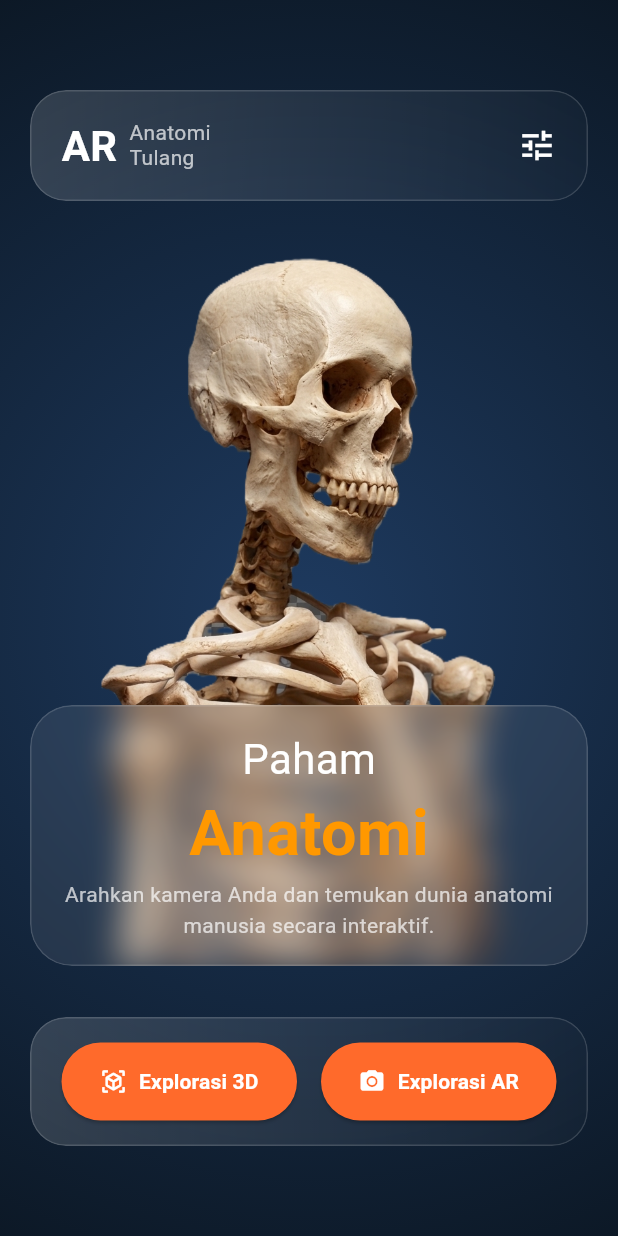
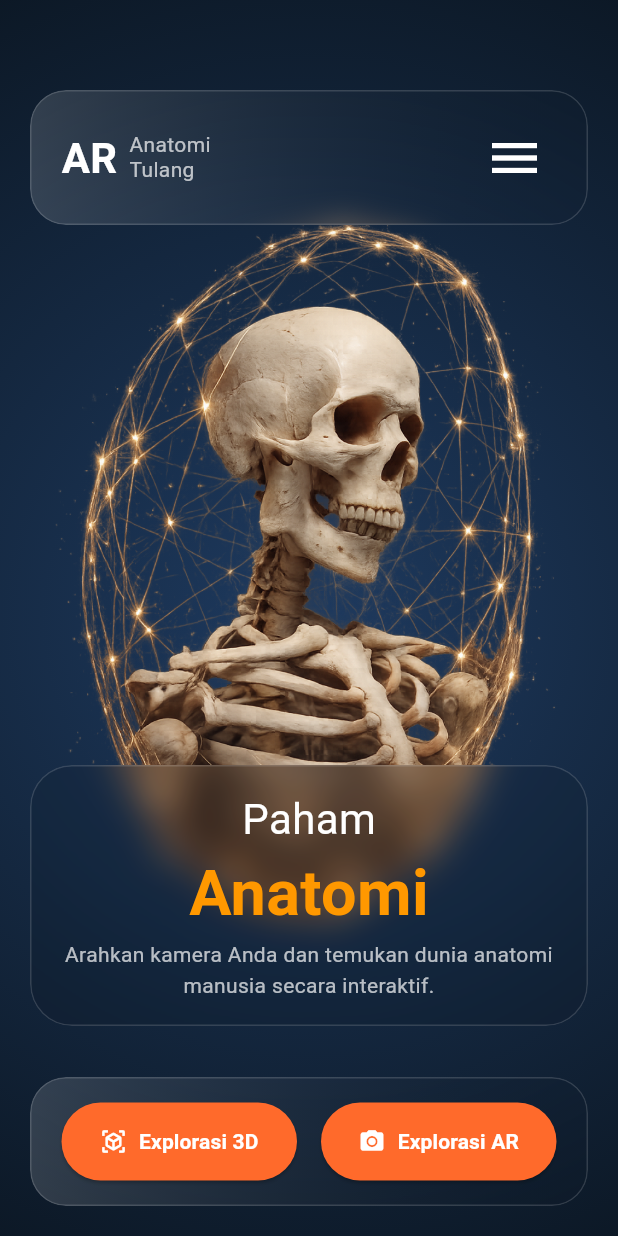
Before and after one commit to disanaufal/flutter-unity-demo, a Flutter app: the screen it shows after launch, on a phone screen of 412 x 824 dp. Run offline on Flutter 3.47's test engine with Material 3 defaults, Android fonts, the phone set to English and light mode, and no system bars; our stand-ins replace flutter_riverpod.

Commit message:
Create Menu Overlay 60%

```diff
--- a/lib/core/widgets/glass_container.dart
+++ b/lib/core/widgets/glass_container.dart
@@ -25,7 +25,7 @@ class GlassContainer extends StatelessWidget {
         child: Container(
           padding: padding,
           decoration: BoxDecoration(
-            color: Colors.white.withValues(alpha: 0.08),
+            color: Colors.black87.withValues(alpha: 0.08),
             borderRadius: BorderRadius.circular(borderRadius),
             border: Border.all(
               color: Colors.white.withValues(alpha: 0.15),
--- a/lib/core/widgets/glass_panel.dart
+++ b/lib/core/widgets/glass_panel.dart
@@ -33,7 +33,7 @@ class GlassPanel extends StatelessWidget {
               end: Alignment.centerRight,
               colors: [
                 Colors.white.withValues(alpha: 0.15),
-                Colors.white.withValues(alpha: 0.02),
+                Colors.black87.withValues(alpha: 0.02),
               ],
             ),
 
--- a/lib/features/home/presentation/pages/home_page.dart
+++ b/lib/features/home/presentation/pages/home_page.dart
@@ -4,6 +4,7 @@ import 'package:flutter_unity_demo/features/home/presentation/widgets/bottom_but
 import '../widgets/skeleton_view.dart';
 import '../widgets/top_glass_bar.dart';
 import '../widgets/info_card.dart';
+import '../widgets/menu_overlay.dart';
 
 class HomePage extends StatelessWidget {
   const HomePage({super.key});
@@ -27,12 +28,12 @@ class HomePage extends StatelessWidget {
           children: [
 
             SkeletonView(),
+            TopGlassBar(),
+            InfoCard(),
+            BottomButtons(),
 
-            TopGlassBar(),
-
-            InfoCard(),
-
-            BottomButtons(),
+            //* overlay menu
+            MenuOverlay(),
 
           ],
         ),
--- a/lib/features/home/presentation/widgets/bottom_buttons.dart
+++ b/lib/features/home/presentation/widgets/bottom_buttons.dart
@@ -8,7 +8,7 @@ class BottomButtons extends StatelessWidget {
   @override
   Widget build(BuildContext context) {
     return Positioned(
-      bottom: 60,
+      bottom: 20,
       left: 20,
       right: 20,
       child: GlassPanel(
--- a/lib/features/home/presentation/widgets/info_card.dart
+++ b/lib/features/home/presentation/widgets/info_card.dart
@@ -6,7 +6,7 @@ class InfoCard extends StatelessWidget {
   @override
   Widget build(BuildContext context) {
     return Positioned(
-      bottom: 180,
+      bottom: 140,
       left: 20,
       right: 20,
       child: GlassContainer(
--- /dev/null
+++ b/lib/features/home/presentation/widgets/menu_overlay.dart
@@ -0,0 +1,152 @@
+import 'package:flutter/material.dart';
+import 'package:flutter_riverpod/flutter_riverpod.dart';
+
+import '../../providers/menu_provider.dart';
+import '../../../../core/widgets/glass_panel.dart';
+import 'menu_section.dart';
+import 'menu_item.dart';
+
+class MenuOverlay extends ConsumerWidget {
+  const MenuOverlay({super.key});
+
+  static const double menuWidth = 280;
+
+  @override
+  Widget build(BuildContext context, WidgetRef ref) {
+    final isOpen = ref.watch(menuOpenProvider);
+
+    return Stack(
+      children: [
+
+        /// DARK BACKGROUND
+        if (isOpen)
+          GestureDetector(
+            onTap: () {
+              ref.read(menuOpenProvider.notifier).state = false;
+            },
+            child: AnimatedOpacity(
+              duration: const Duration(milliseconds: 250),
+              opacity: isOpen ? 0.4 : 0,
+              child: Container(
+                color: Colors.black,
+              ),
+            ),
+          ),
+
+        /// SLIDING MENU
+        AnimatedPositioned(
+          duration: const Duration(milliseconds: 300),
+          curve: Curves.easeOutCubic,
+
+          right: isOpen ? 0 : -menuWidth,
+          top: 0,
+          bottom: 0,
+
+          child: SizedBox(
+            width: menuWidth,
+
+            child: GlassPanel(
+              radius: 0,
+              padding: const EdgeInsets.symmetric(
+                horizontal: 24,
+                vertical: 40,
+              ),
+
+              child: SafeArea(
+                child: SingleChildScrollView(
+                  child: Column(
+                    crossAxisAlignment: CrossAxisAlignment.start,
+                    children: const [
+
+                      SizedBox(height: 20),
+
+                      /// INTERACTION GUIDE
+                      MenuSection(
+                        title: "Panduan Interaksi",
+                        children: [
+
+                          MenuItem(
+                            icon: Icons.touch_app,
+                            title: "Pilih",
+                          ),
+
+                          MenuItem(
+                            icon: Icons.threed_rotation,
+                            title: "Putar & Geser",
+                          ),
+
+                          MenuItem(
+                            icon: Icons.zoom_in,
+                            title: "Perbesar & Perkecil",
+                          ),
+
+                          MenuItem(
+                            icon: Icons.center_focus_strong,
+                            title: "Focus",
+                          ),
+                        ],
+                      ),
+
+                      /// VIEW MODE
+                      MenuSection(
+                        title: "Mode Tampilan",
+                        children: [
+
+                          MenuItem(
+                            icon: Icons.view_in_ar,
+                            title: "Mode AR",
+                          ),
+
+                          MenuItem(
+                            icon: Icons.view_in_ar_outlined,
+                            title: "Mode 3D",
+                          ),
+
+                          MenuItem(
+                            icon: Icons.restart_alt,
+                            title: "Reset Posisi Model",
+                          ),
+                        ],
+                      ),
+
+                      /// APPEARANCE
+                      MenuSection(
+                        title: "Tampilan",
+                        children: [
+
+                          MenuItem(
+                            icon: Icons.palette,
+                            title: "Ubah Tema",
+                          ),
+                        ],
+                      ),
+
+                      /// ABOUT
+                      MenuSection(
+                        title: "Tentang",
+                        children: [
+
+                          MenuItem(
+                            icon: Icons.info_outline,
+                            title: "Tentang Aplikasi",
+                          ),
+
+                          MenuItem(
+                            icon: Icons.verified,
+                            title: "Versi Aplikasi",
+                          ),
+                        ],
+                      ),
+
+                      SizedBox(height: 40),
+                    ],
+                  ),
+                ),
+              ),
+            ),
+          ),
+        ),
+      ],
+    );
+  }
+}
--- a/lib/features/home/presentation/widgets/skeleton_view.dart
+++ b/lib/features/home/presentation/widgets/skeleton_view.dart
@@ -6,13 +6,13 @@ class SkeletonView extends StatelessWidget {
   @override
   Widget build(BuildContext context) {
     return Positioned(
-      bottom: 180,
+      bottom: 40,
       left: 0,
       right: 0,
       child: Center(
         child: Image.asset(
           "assets/images/skeleton.png",
-          height: MediaQuery.of(context).size.height * 0.63,
+          height: MediaQuery.of(context).size.height * 0.90,
           fit: BoxFit.contain,
         ),
       ),
--- a/lib/features/home/presentation/widgets/top_glass_bar.dart
+++ b/lib/features/home/presentation/widgets/top_glass_bar.dart
@@ -1,25 +1,23 @@
 import 'package:flutter/material.dart';
+import 'package:flutter_riverpod/flutter_riverpod.dart';
 import '../../../../core/widgets/glass_panel.dart';
+import '../../providers/menu_provider.dart';
 
-class TopGlassBar extends StatelessWidget {
+class TopGlassBar extends ConsumerWidget {
   const TopGlassBar({super.key});
 
   @override
-  Widget build(BuildContext context) {
+  Widget build(BuildContext context, WidgetRef ref) {
     return Positioned(
       top: 60,
       left: 20,
       right: 20,
       child: GlassPanel(
-        padding: const EdgeInsets.symmetric(
-          horizontal: 20,
-          vertical: 16,
-        ),
+        padding: const EdgeInsets.symmetric(horizontal: 20, vertical: 16),
         child: Row(
           mainAxisAlignment: MainAxisAlignment.spaceBetween,
-          children: const [
-
-            Row(
+          children: [
+            const Row(
               children: [
                 Text(
                   "AR",
@@ -41,10 +39,11 @@ class TopGlassBar extends StatelessWidget {
               ],
             ),
 
-            Icon(
-              Icons.tune,
-              color: Colors.white,
-              size: 26,
+            IconButton(
+              icon: const Icon(Icons.menu, color: Colors.white, size: 40),
+              onPressed: () {
+                ref.read(menuOpenProvider.notifier).state = true;
+              },
             ),
           ],
         ),
--- /dev/null
+++ b/lib/features/home/providers/menu_provider.dart
@@ -0,0 +1,6 @@
+import 'package:flutter_riverpod/legacy.dart';
+
+final menuOpenProvider = StateProvider<bool>((ref) => false);
+
+//* true  = menu visible
+//* false = menu hidden
```
Also changed, not shown: lib/features/home/presentation/widgets/menu_item.dart (added, +46 -0 lines), lib/features/home/presentation/widgets/menu_section.dart (added, +38 -0 lines), assets/images/skeleton.png.
